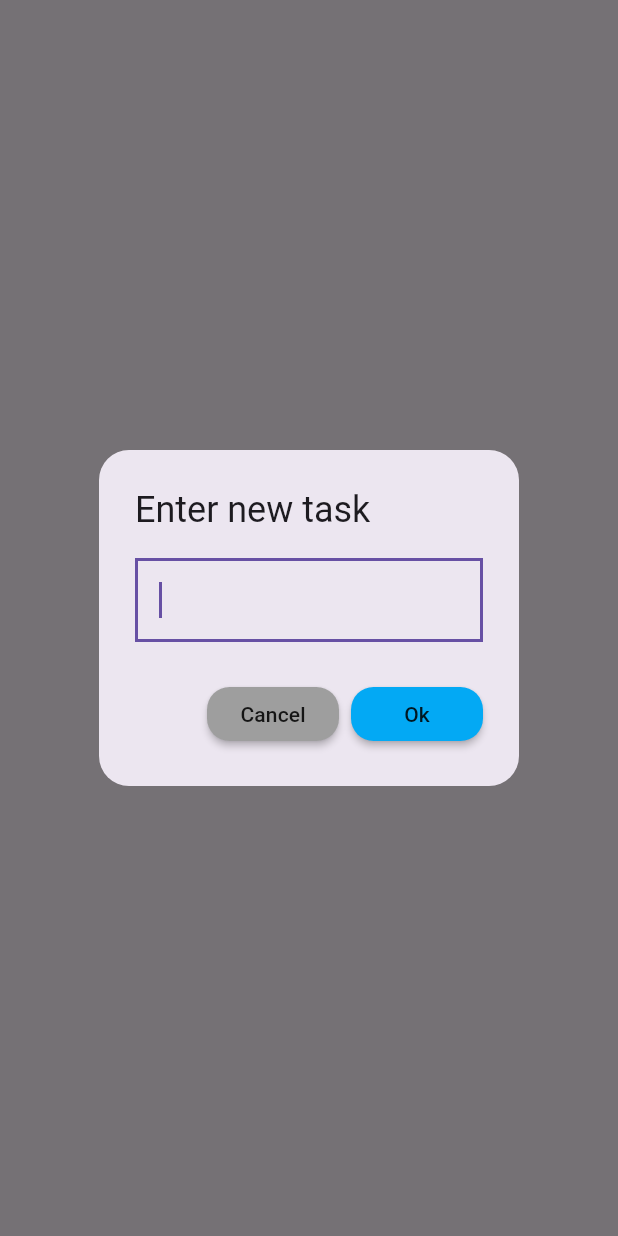
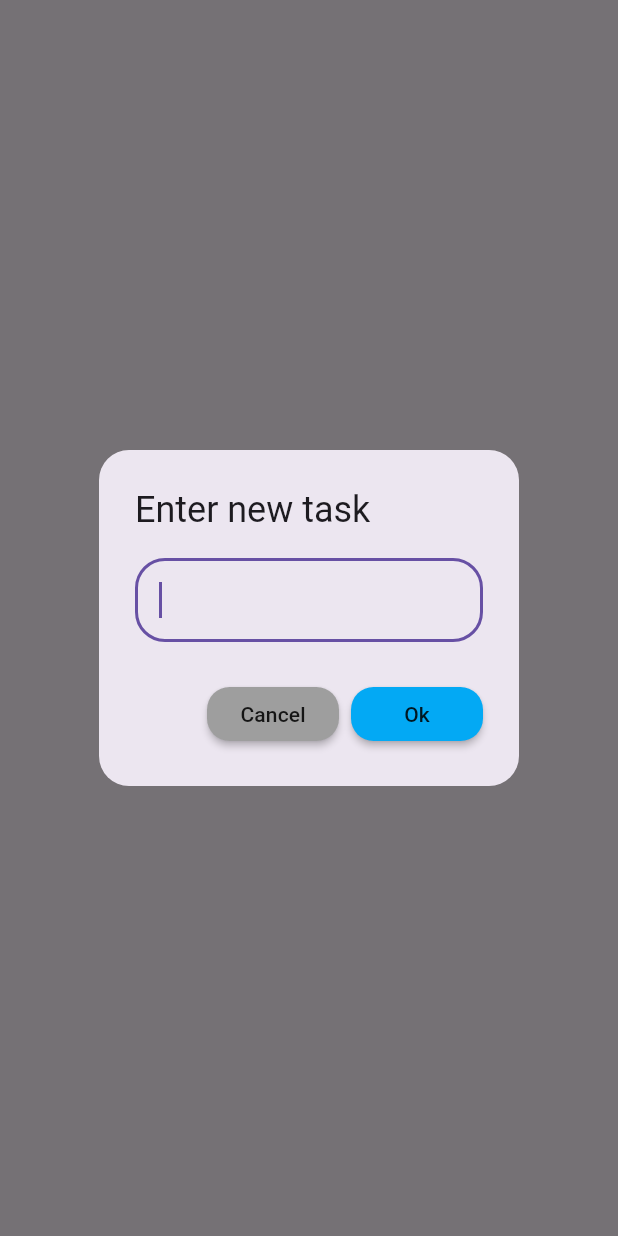
Before and after one commit to RandaeGS/todo-list-flutter, a Flutter app: what showTextDialog() shows on an empty page, opened directly, on a phone screen of 412 x 824 dp. Run offline on Flutter 3.47's test engine with Material 3 defaults, Android fonts, the phone set to English and light mode, and no system bars.

Commit message:
Add decoration to textfield

```diff
--- a/lib/main.dart
+++ b/lib/main.dart
@@ -1,4 +1,3 @@
-import 'package:flutter/cupertino.dart';
 import 'package:flutter/material.dart';
 
 void main() {
@@ -51,7 +50,8 @@ class _MyListState extends State<MyList> {
 }
 
 Future<void> showTextDialog(BuildContext context) async{
-  String valueText;
+  TextEditingController textController = TextEditingController();
+
   return showDialog(
       context: context,
       builder: (context) {
@@ -62,24 +62,32 @@ Future<void> showTextDialog(BuildContext context) async{
 
           ),
           content: TextField(
+            controller: textController,
             autofocus: true,
+            minLines: 1,
+            maxLines: 5,
+            decoration: InputDecoration(
+              border: OutlineInputBorder(
+                borderRadius: BorderRadius.circular(20)
+              )
+            ),
             onChanged: (value) {
 
             },
-
-            decoration: const InputDecoration(border: OutlineInputBorder(borderRadius: BorderRadius.all(Radius.zero))),
           ),
           actions: <Widget>[
+
             MaterialButton(
               color: Colors.grey,
               shape: const RoundedRectangleBorder(
                 borderRadius: BorderRadius.all(Radius.circular(15))
               ),
               onPressed: () {
-
+                Navigator.of(context).pop();
               },
               child: const Text("Cancel"),
             ),
+
             MaterialButton(
               color: Colors.lightBlue,
               shape: const RoundedRectangleBorder(
```
